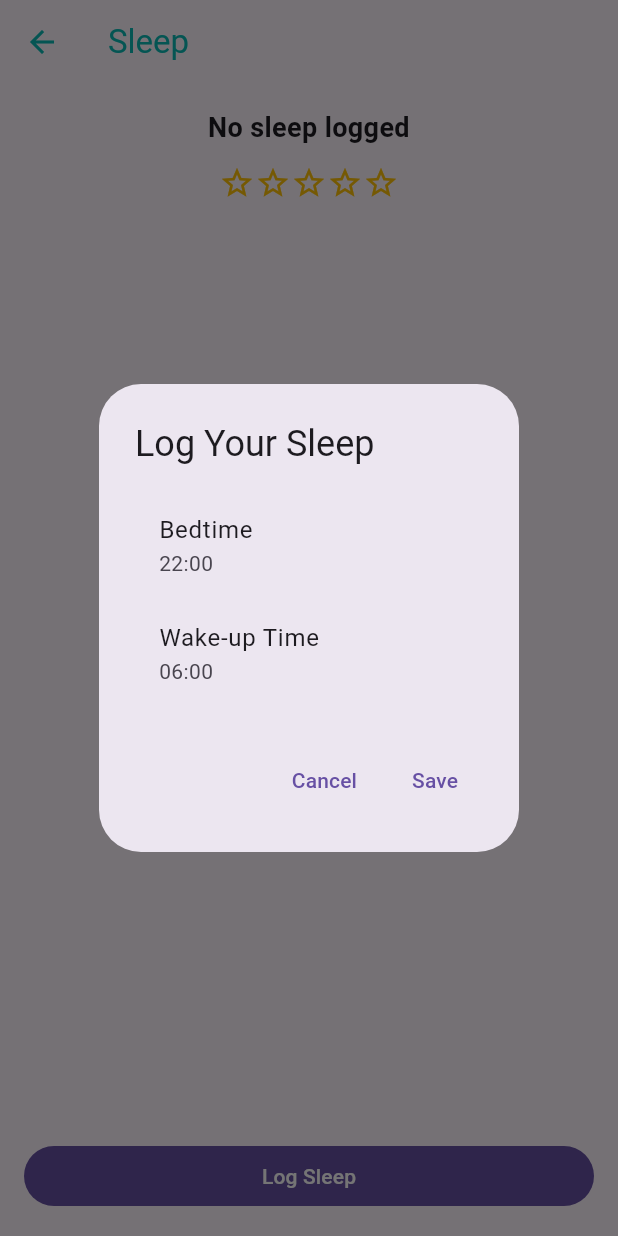
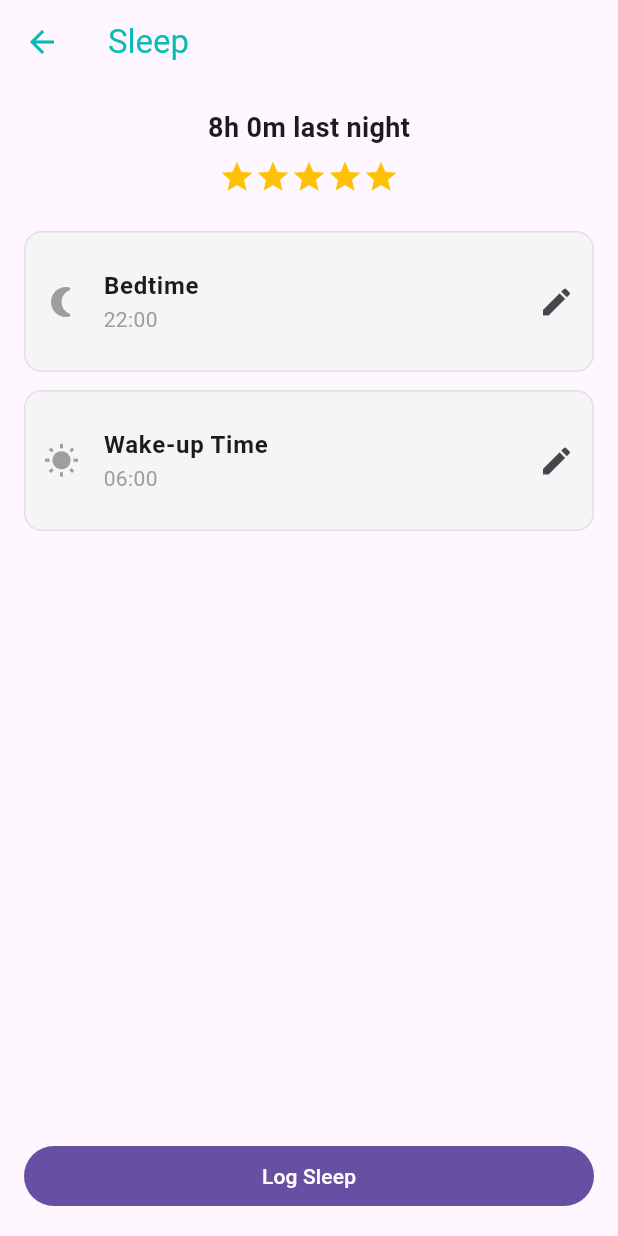
Before and after one commit to Navaphon001/Health-Tracking, a Flutter app: the SleepScreen screen opened by its route, after a tap on "Log Sleep", on a phone screen of 412 x 824 dp. Run offline on Flutter 3.47's test engine with Material 3 defaults, Android fonts, the phone set to English and light mode, and no system bars; our stand-ins replace shared_preferences; accounts and stored records are empty.

Commit message:
fix screen

```diff
--- a/my_app/lib/screens/sleep_screen.dart
+++ b/my_app/lib/screens/sleep_screen.dart
@@ -13,98 +13,180 @@ class SleepScreen extends StatefulWidget {
 }
 
 class _SleepScreenState extends State<SleepScreen> {
+  TimeOfDay _bed = const TimeOfDay(hour: 22, minute: 0);
+  TimeOfDay _wake = const TimeOfDay(hour: 6, minute: 0);
+
   @override
   void initState() {
     super.initState();
-    WidgetsBinding.instance.addPostFrameCallback((_) {
-      context.read<HabitNotifier>().fetchLatestSleepLog();
+    // preload ค่าล่าสุด (ถ้ามี)
+    WidgetsBinding.instance.addPostFrameCallback((_) async {
+      final n = context.read<HabitNotifier>();
+      await n.fetchLatestSleepLog();
+      if (!mounted) return;
+      final log = n.latestSleepLog;
+      if (log != null) {
+        setState(() {
+          _bed = _parseTod(log['bedTime'] as String);
+          _wake = _parseTod(log['wakeTime'] as String);
+        });
+      }
     });
   }
 
   @override
   Widget build(BuildContext context) {
+    final dur = _calcDuration(_bed, _wake);
+    final stars = _stars(dur);
+
     return Scaffold(
       appBar: AppBar(title: const Text('Sleep'), foregroundColor: primaryColor),
-      body: Consumer<HabitNotifier>(builder: (context, n, _) {
-        final log = n.latestSleepLog;
-        final text = _format(log);
-        final stars = (log?['starCount'] ?? 0) as int;
+      body: Padding(
+        padding: const EdgeInsets.all(16),
+        child: Column(
+          children: [
+            // สรุปชั่วโมงและดาว (อัปเดตทันทีเมื่อเลือกเวลา)
+            Text(_formatDuration(dur),
+                style: const TextStyle(fontSize: 18, fontWeight: FontWeight.bold)),
+            const SizedBox(height: 8),
+            Row(
+              mainAxisAlignment: MainAxisAlignment.center,
+              children: List.generate(
+                5,
+                (i) => Icon(i < stars ? Icons.star : Icons.star_border, color: Colors.amber),
+              ),
+            ),
 
-        return Padding(
-          padding: const EdgeInsets.all(16),
-          child: Column(crossAxisAlignment: CrossAxisAlignment.stretch, children: [
-            Text(text, textAlign: TextAlign.center, style: const TextStyle(fontSize: 18, fontWeight: FontWeight.bold)),
+            const SizedBox(height: 24),
+
+            // เลือกเวลานอน
+            _TimeTile(
+              title: 'Bedtime',
+              value: _hhmm(_bed),
+              icon: Icons.nightlight_round,
+              onTap: () async {
+                final picked = await _pickTime(context, _bed);
+                if (!mounted) return;
+                if (picked != null) setState(() => _bed = picked);
+              },
+            ),
             const SizedBox(height: 12),
-            Row(mainAxisAlignment: MainAxisAlignment.center,
-              children: List.generate(5, (i) =>
-                Icon(i < stars ? Icons.star : Icons.star_border, color: Colors.amber))),
+
+            // เลือกเวลาตื่น
+            _TimeTile(
+              title: 'Wake-up Time',
+              value: _hhmm(_wake),
+              icon: Icons.wb_sunny,
+              onTap: () async {
+                final picked = await _pickTime(context, _wake);
+                if (!mounted) return;
+                if (picked != null) setState(() => _wake = picked);
+              },
+            ),
+
             const Spacer(),
-            FilledButton(onPressed: _edit, child: const Text('Log Sleep')),
-          ]),
-        );
-      }),
+
+            // บันทึก
+            SizedBox(
+              width: double.infinity,
+              child: FilledButton(
+                onPressed: () async {
+                  final n = context.read<HabitNotifier>();
+                  final d = _calcDuration(_bed, _wake);
+                  final star = _stars(d);
+                  await n.saveSleepLog(bedTime: _bed, wakeTime: _wake, starCount: star);
+                  if (!mounted) return;
+                  // SnackBar จะมาเองจาก callback ใน Notifier (ถ้าตั้งไว้แล้ว)
+                },
+                child: const Text('Log Sleep'),
+              ),
+            ),
+          ],
+        ),
+      ),
     );
   }
 
-  String _format(Map<String, dynamic>? log) {
-    if (log == null) return 'No sleep logged';
-    final bed = _parseTod(log['bedTime'] as String);
-    final wake = _parseTod(log['wakeTime'] as String);
+  // ---------- helpers ----------
+  Future<TimeOfDay?> _pickTime(BuildContext ctx, TimeOfDay initial) async {
+    final picked = await showTimePicker(
+      context: ctx,
+      initialTime: initial,
+      initialEntryMode: TimePickerEntryMode.input, // พิมพ์ได้
+      builder: (context, child) {
+        // บังคับ 24 ชั่วโมง
+        return MediaQuery(
+          data: MediaQuery.of(context).copyWith(alwaysUse24HourFormat: true),
+          child: child!,
+        );
+      },
+    );
+    return picked;
+  }
+
+  Duration _calcDuration(TimeOfDay bed, TimeOfDay wake) {
     final now = DateTime.now();
     var bdt = DateTime(now.year, now.month, now.day, bed.hour, bed.minute);
     var wdt = DateTime(now.year, now.month, now.day, wake.hour, wake.minute);
-    if (!wdt.isAfter(bdt)) wdt = wdt.add(const Duration(days: 1));
-    final dur = wdt.difference(bdt);
-    final h = dur.inHours, m = dur.inMinutes.remainder(60);
+    if (!wdt.isAfter(bdt)) wdt = wdt.add(const Duration(days: 1)); // กรณีข้ามวัน
+    return wdt.difference(bdt);
+  }
+
+  String _formatDuration(Duration d) {
+    final h = d.inHours, m = d.inMinutes.remainder(60);
     return '${h}h ${m}m last night';
   }
 
-  Future<void> _edit() async {
-    TimeOfDay bed = const TimeOfDay(hour: 22, minute: 0);
-    TimeOfDay wake = const TimeOfDay(hour: 6, minute: 0);
-
-    final res = await showDialog<Map<String, TimeOfDay>>(
-      context: context,
-      builder: (ctx) => StatefulBuilder(builder: (ctx, setS) {
-        return AlertDialog(
-          title: const Text('Log Your Sleep'),
-          content: Column(mainAxisSize: MainAxisSize.min, children: [
-            ListTile(title: const Text('Bedtime'), subtitle: Text(_hhmm(bed)),
-              onTap: () async { final p=await showTimePicker(context: context, initialTime: bed); if(p!=null){ setS(()=>bed=p);} }),
-            ListTile(title: const Text('Wake-up Time'), subtitle: Text(_hhmm(wake)),
-              onTap: () async { final p=await showTimePicker(context: context, initialTime: wake); if(p!=null){ setS(()=>wake=p);} }),
-          ]),
-          actions: [
-            TextButton(onPressed: ()=>Navigator.pop(context), child: const Text('Cancel')),
-            TextButton(onPressed: ()=>Navigator.pop(context, {'bed':bed,'wake':wake}), child: const Text('Save')),
-          ],
-        );
-      }),
-    );
-
-    if (res != null) {
-      final bedT = res['bed']!, wakeT = res['wake']!;
-      final now = DateTime.now();
-      var bdt = DateTime(now.year, now.month, now.day, bedT.hour, bedT.minute);
-      var wdt = DateTime(now.year, now.month, now.day, wakeT.hour, wakeT.minute);
-      if (!wdt.isAfter(bdt)) wdt = wdt.add(const Duration(days: 1));
-      final dur = wdt.difference(bdt);
-      final stars = _stars(dur);
-      await context.read<HabitNotifier>().saveSleepLog(bedTime: bedT, wakeTime: wakeT, starCount: stars);
-    }
-  }
-
-  int _stars(Duration d){
+  int _stars(Duration d) {
     final h = d.inHours;
-    if(h>10) return 2;
-    if(h>=8) return 5;
-    if(h>=6) return 4;
-    if(h>=5) return 3;
-    if(h>=3) return 2;
-    if(h>0)  return 1;
+    if (h > 10) return 2;
+    if (h >= 8) return 5;
+    if (h >= 6) return 4;
+    if (h >= 5) return 3;
+    if (h >= 3) return 2;
+    if (h > 0)  return 1;
     return 0;
   }
 
-  String _hhmm(TimeOfDay t)=>'${t.hour.toString().padLeft(2,'0')}:${t.minute.toString().padLeft(2,'0')}';
-  TimeOfDay _parseTod(String s){ final p=s.split(':'); return TimeOfDay(hour:int.parse(p[0]), minute:int.parse(p[1])); }
+  String _hhmm(TimeOfDay t) =>
+      '${t.hour.toString().padLeft(2,'0')}:${t.minute.toString().padLeft(2,'0')}';
+
+  TimeOfDay _parseTod(String s) {
+    final p = s.split(':');
+    return TimeOfDay(hour: int.parse(p[0]), minute: int.parse(p[1]));
+  }
 }
+
+class _TimeTile extends StatelessWidget {
+  final String title;
+  final String value;
+  final IconData icon;
+  final VoidCallback onTap;
+
+  const _TimeTile({
+    required this.title,
+    required this.value,
+    required this.icon,
+    required this.onTap,
+  });
+
+  @override
+  Widget build(BuildContext context) {
+    return Container(
+      padding: const EdgeInsets.symmetric(horizontal: 12, vertical: 10),
+      decoration: BoxDecoration(
+        color: Colors.grey.shade100,
+        borderRadius: BorderRadius.circular(12),
+        border: Border.all(color: Colors.grey.shade300),
+      ),
+      child: ListTile(
+        contentPadding: EdgeInsets.zero,
+        leading: Icon(icon, color: secondaryTextColor),
+        title: Text(title, style: const TextStyle(fontWeight: FontWeight.w600)),
+        subtitle: Text(value, style: const TextStyle(color: secondaryTextColor)),
+        trailing: const Icon(Icons.edit),
+        onTap: onTap,
+      ),
+    );
+  }
+}
--- /dev/null
+++ b/my_app/lib/shared/app_keys.dart
@@ -0,0 +1,5 @@
+import 'package:flutter/material.dart';
+
+/// ใช้แสดง SnackBar ได้จากทุกที่ โดยไม่ผูกกับ context ของหน้าหนึ่งหน้าใด
+final GlobalKey<ScaffoldMessengerState> rootScaffoldMessengerKey =
+    GlobalKey<ScaffoldMessengerState>();
```
Also changed, not shown: my_app/lib/providers/habit_notifier.dart (+101 -10 lines), my_app/lib/screens/exercise_screen.dart (+153 -66 lines), my_app/lib/shared/snack_fn.dart (+16 -0 lines).
